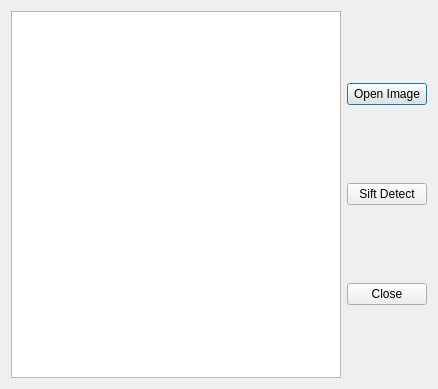
Above: qt-sift_detect/siftdetect.ui from phoenixqm/OpenCV-learn before the change. Below: the same form after it.
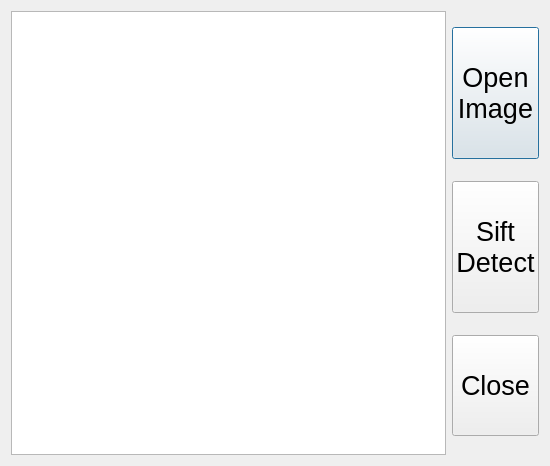
That is the form after the change.

```diff
--- a/qt-sift_detect/siftdetect.ui
+++ b/qt-sift_detect/siftdetect.ui
@@ -6,8 +6,8 @@
    <rect>
     <x>0</x>
     <y>0</y>
-    <width>438</width>
-    <height>389</height>
+    <width>550</width>
+    <height>466</height>
    </rect>
   </property>
   <property name="windowTitle">
@@ -28,22 +28,45 @@
     <layout class="QVBoxLayout" name="verticalLayout">
      <item>
       <widget class="QPushButton" name="openButton">
+       <property name="font">
+        <font>
+         <pointsize>20</pointsize>
+        </font>
+       </property>
        <property name="text">
-        <string>Open Image</string>
+        <string>
+Open
+Image
+</string>
        </property>
       </widget>
      </item>
      <item>
       <widget class="QPushButton" name="detectButton">
+       <property name="font">
+        <font>
+         <pointsize>20</pointsize>
+        </font>
+       </property>
        <property name="text">
-        <string>Sift Detect</string>
+        <string>
+Sift
+Detect
+</string>
        </property>
       </widget>
      </item>
      <item>
       <widget class="QPushButton" name="closeButton">
+       <property name="font">
+        <font>
+         <pointsize>20</pointsize>
+        </font>
+       </property>
        <property name="text">
-        <string>Close</string>
+        <string>
+Close
+</string>
        </property>
       </widget>
      </item>
```
